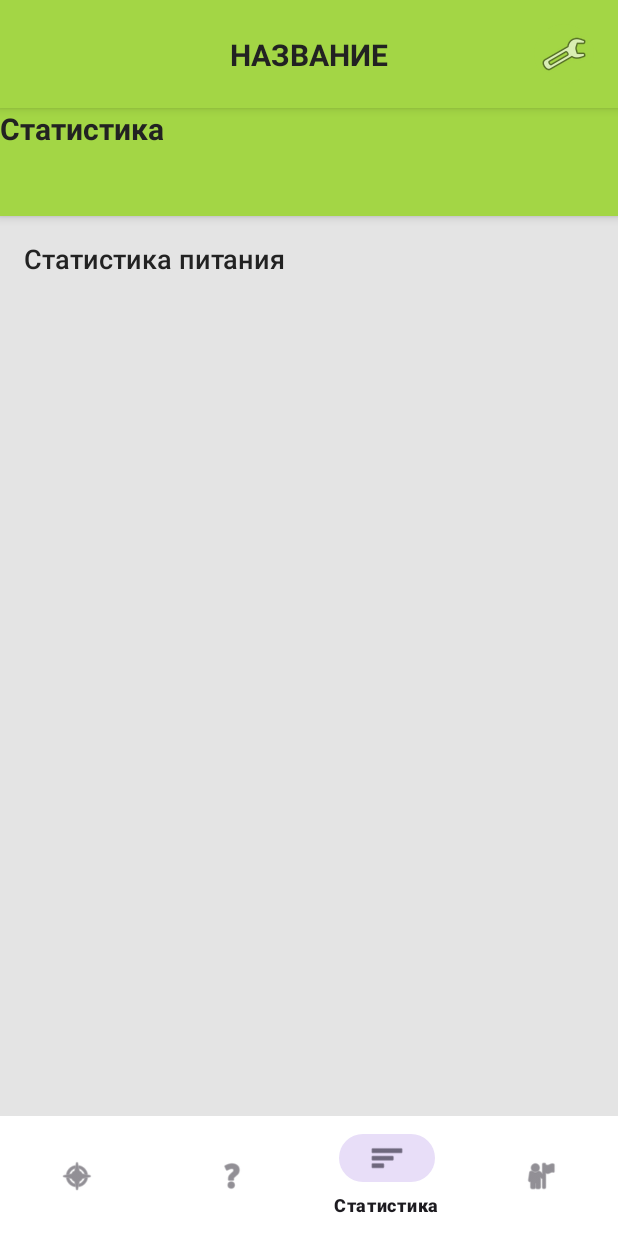
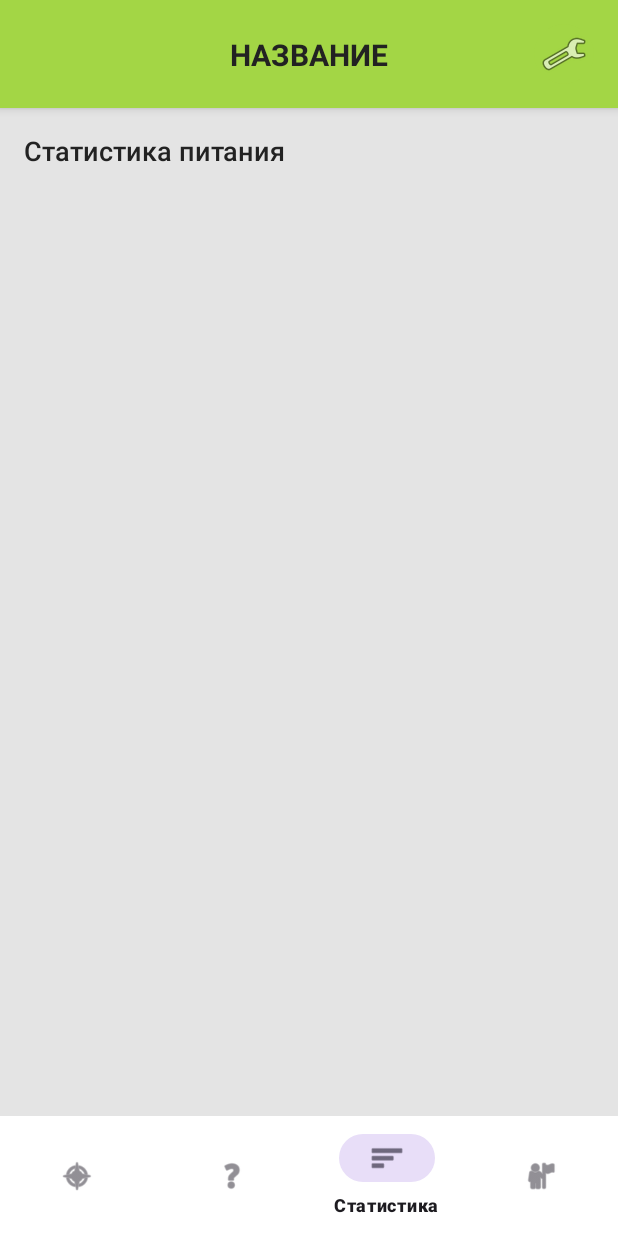
Before and after one commit to Hart1404/miniature-octo-couscous, an Android app: the screen it shows after launch (MainActivity), item 3 of the bottom bar chosen, on a phone screen of 412 x 824 dp. Run offline under Robolectric (Android 15) with nearby library versions, the phone set to English and light mode, and no system bars.

Commit message:
Удаление шапок разделов

```diff
--- a/app/src/main/res/layout/fragment_statistics.xml
+++ b/app/src/main/res/layout/fragment_statistics.xml
@@ -5,36 +5,11 @@
     android:layout_height="match_parent"
     android:background="#E4E4E4">
 
-    <androidx.cardview.widget.CardView
-        android:id="@+id/appBar"
-        android:layout_width="0dp"
-        android:layout_height="72dp"
-        app:cardCornerRadius="0dp"
-        app:cardElevation="4dp"
-        app:cardBackgroundColor="#A3D645"
-        app:layout_constraintTop_toTopOf="parent"
-        app:layout_constraintStart_toStartOf="parent"
-        app:layout_constraintEnd_toEndOf="parent">
-
-        <TextView
-            android:layout_width="wrap_content"
-            android:layout_height="wrap_content"
-            android:text="Статистика"
-            android:textColor="#222"
-            android:textStyle="bold"
-            android:textSize="20sp"
-            android:fontFamily="sans-serif"
-            app:layout_constraintTop_toTopOf="parent"
-            app:layout_constraintBottom_toBottomOf="parent"
-            app:layout_constraintStart_toStartOf="parent"
-            app:layout_constraintEnd_toEndOf="parent" />
-    </androidx.cardview.widget.CardView>
-
     <ScrollView
         android:layout_width="0dp"
         android:layout_height="0dp"
         android:scrollbars="none"
-        app:layout_constraintTop_toBottomOf="@id/appBar"
+        app:layout_constraintTop_toTopOf="parent"
         app:layout_constraintBottom_toBottomOf="parent"
         app:layout_constraintStart_toStartOf="parent"
         app:layout_constraintEnd_toEndOf="parent">
```
Also changed, not shown: app/src/main/res/layout/fragment_profile.xml (+1 -26 lines), app/src/main/res/layout/fragment_recommendations.xml (+1 -26 lines).
